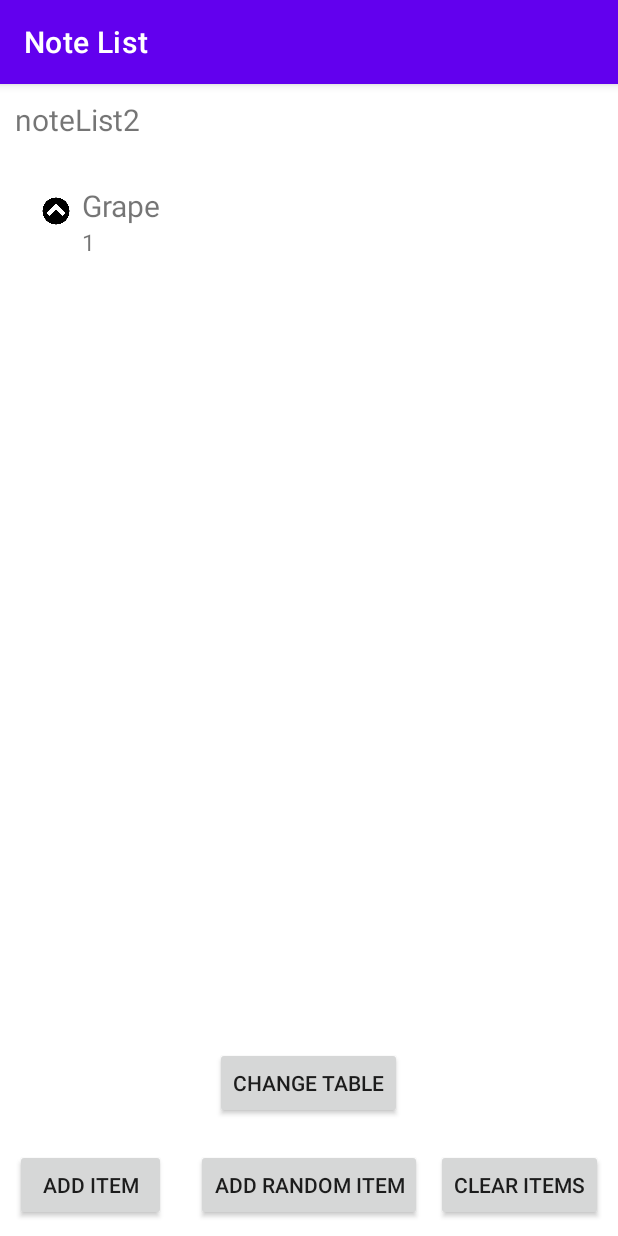
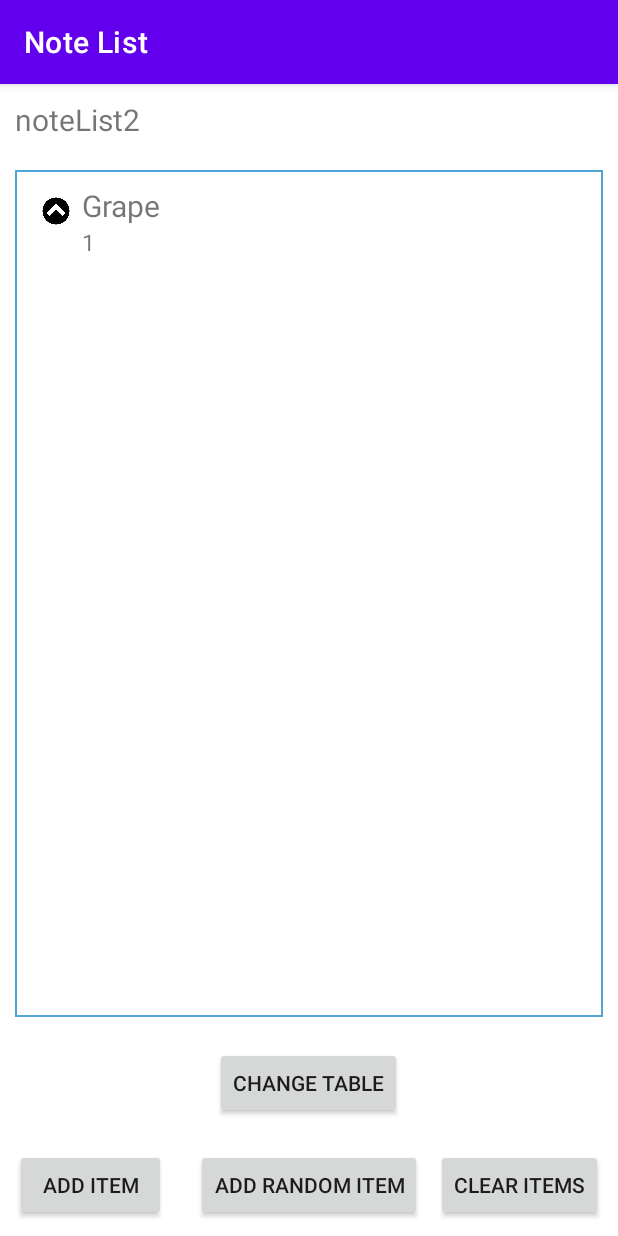
Before and after one commit to dongheekim23/NoteappV2, an Android app: the screen it shows after launch (MainActivity), after a tap on "ADD RANDOM ITEM", on a phone screen of 412 x 824 dp. Run offline under Robolectric (Android 15) with nearby library versions, the phone set to English and light mode, and no system bars; 2 other taps on this screen came first.

Commit message:
Create dark variant of dummy image file. Scroll to inserted item's position when it is inserted.

```diff
--- a/app/src/main/java/com/kdonghee/noteappv2/adapter/NoteRecyclerViewAdapter.kt
+++ b/app/src/main/java/com/kdonghee/noteappv2/adapter/NoteRecyclerViewAdapter.kt
@@ -109,7 +109,10 @@ class NoteRecyclerViewAdapter(private val context: Context, private val dbHelper
                 }
 
                 adapterItems.add(item)
-                notifyItemInserted(adapterItems.size - 1)
+                val indexOfInsertedItem = adapterItems.size - 1
+                notifyItemInserted(indexOfInsertedItem)
+
+                recyclerView?.scrollToPosition(indexOfInsertedItem)
             }
             ItemStatus.REMOVED -> {
                 val index = adapterItems.indexOfFirst { it.id == item?.id }
@@ -128,4 +131,9 @@ class NoteRecyclerViewAdapter(private val context: Context, private val dbHelper
             }
         }
     }
+
+    override fun onAttachedToRecyclerView(recyclerView: RecyclerView) {
+        super.onAttachedToRecyclerView(recyclerView)
+        this.recyclerView = recyclerView
+    }
 }
--- /dev/null
+++ b/app/src/main/res/drawable/outline_rectangle_blue.xml
@@ -0,0 +1,9 @@
+<shape
+    xmlns:android="http://schemas.android.com/apk/res/android"
+    android:shape="rectangle" >
+    <solid
+        android:color="?attr/colorOnPrimary" />
+    <stroke
+        android:width="1dip"
+        android:color="#4fa5d5"/>
+</shape>
--- a/app/src/main/res/layout/activity_main.xml
+++ b/app/src/main/res/layout/activity_main.xml
@@ -21,6 +21,7 @@
 
     <androidx.recyclerview.widget.RecyclerView
         android:id="@+id/note_recycler_view"
+        android:background="@drawable/outline_rectangle_blue"
         android:layout_width="match_parent"
         android:layout_height="wrap_content"
         android:layout_above="@id/change_table_button"
```
Also changed, not shown: app/src/main/res/drawable-night/small_arrow_icon.jpg (added).
